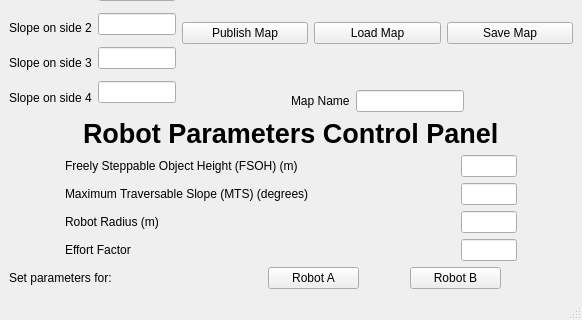
Old version of the form rand_grid_map_gen/forms/control_panel.ui in the repository MRSD-Project-GHAR/ha_planner; both pictures show x 0 to 582 and y 262 to 582 of the 582 by 582 pixel window.
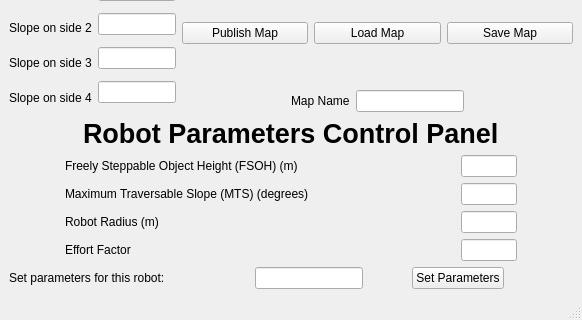
New version of the form.

Commit message: Streamline changing Robot parameters

The edit to the form file:
```diff
--- a/rand_grid_map_gen/forms/control_panel.ui
+++ b/rand_grid_map_gen/forms/control_panel.ui
@@ -537,11 +537,11 @@
       <item>
        <layout class="QVBoxLayout" name="verticalLayout_4">
         <item>
-         <layout class="QHBoxLayout" name="horizontalLayout_16" stretch="20,8,10,5,10,8">
+         <layout class="QHBoxLayout" name="horizontalLayout_16" stretch="20,8,0,5,10,8">
           <item>
            <widget class="QLabel" name="label_12">
             <property name="text">
-             <string>Set parameters for: </string>
+             <string>Set parameters for this robot: </string>
             </property>
            </widget>
           </item>
@@ -559,11 +559,7 @@
            </spacer>
           </item>
           <item>
-           <widget class="QPushButton" name="Robot_a_gen">
-            <property name="text">
-             <string>Robot A</string>
-            </property>
-           </widget>
+           <widget class="QLineEdit" name="robot_name"/>
           </item>
           <item>
            <spacer name="horizontalSpacer_26">
@@ -581,7 +577,7 @@
           <item>
            <widget class="QPushButton" name="robot_b_gen">
             <property name="text">
-             <string>Robot B</string>
+             <string>Set Parameters</string>
             </property>
            </widget>
           </item>
```
Left out of the diff: 2 changed lines with no effect on the pictures. The commit also changes 8 other files.
